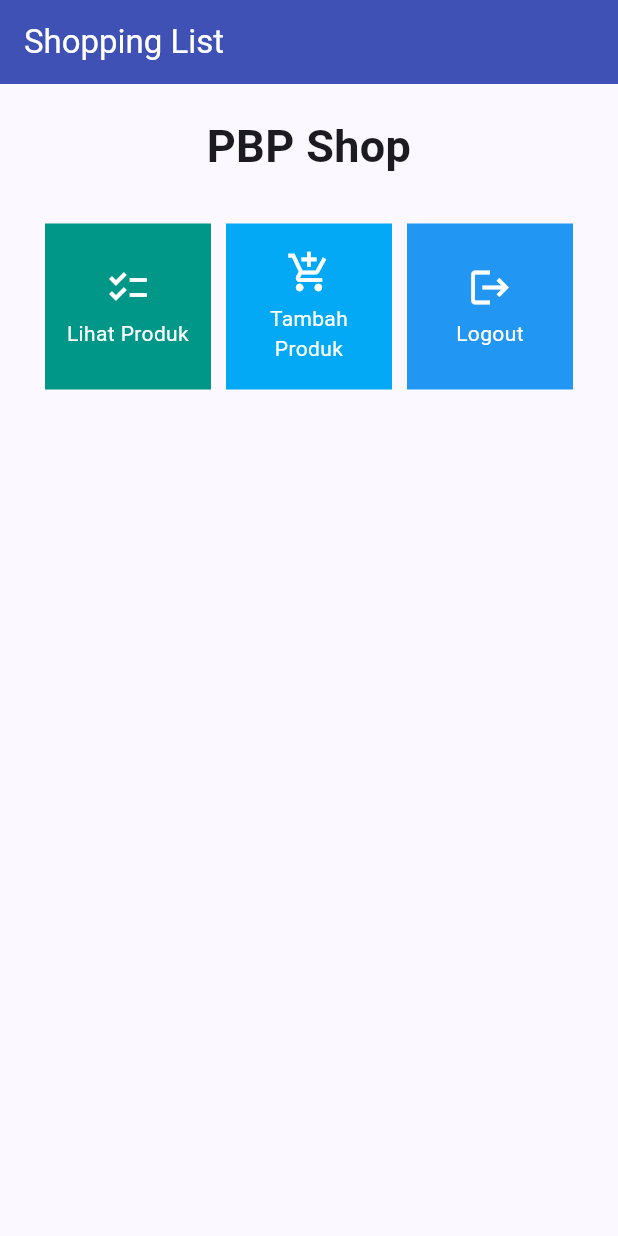
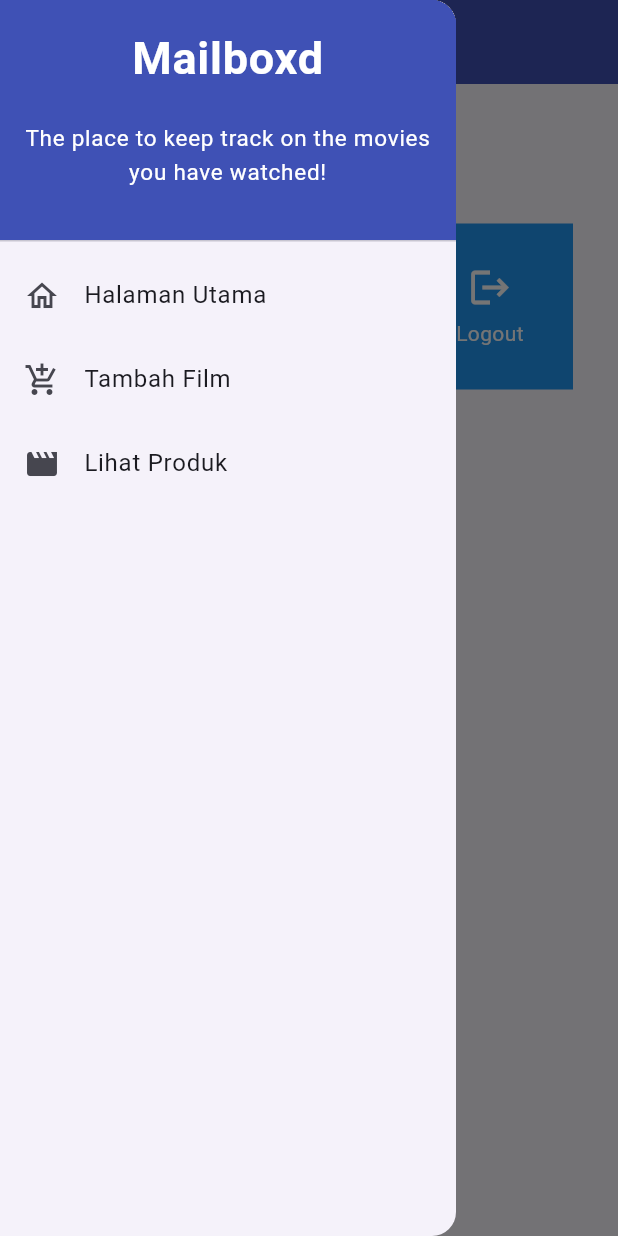
Before and after one commit to RizvanuSN/Mailboxd, a Flutter app: the screen it shows after launch, with the side drawer open (before the commit the screen has no drawer), on a phone screen of 412 x 824 dp. Run offline on Flutter 3.47's test engine with Material 2 defaults, Android fonts, the phone set to English and light mode, and no system bars.

Commit message:
kode tugas 8

```diff
--- a/lib/menu.dart
+++ b/lib/screens/menu.dart
@@ -1,62 +1,11 @@
 import 'package:flutter/material.dart';
-
-class ShopItem {
-  final String name;
-  final IconData icon;
-  final Color color;
-
-  ShopItem(this.name, this.icon, this.color);
-}
-
-class ShopCard extends StatelessWidget {
-  final ShopItem item;
-
-  const ShopCard(this.item, {super.key}); // Constructor
-
-  @override
-  Widget build(BuildContext context) {
-    return Material(
-      color: item.color,
-      child: InkWell(
-        // Area responsive terhadap sentuhan
-        onTap: () {
-          // Memunculkan SnackBar ketika diklik
-          ScaffoldMessenger.of(context)
-            ..hideCurrentSnackBar()
-            ..showSnackBar(SnackBar(
-                content: Text("Kamu telah menekan tombol ${item.name}!")));
-        },
-        child: Container(
-          // Container untuk menyimpan Icon dan Text
-          padding: const EdgeInsets.all(8),
-          child: Center(
-            child: Column(
-              mainAxisAlignment: MainAxisAlignment.center,
-              children: [
-                Icon(
-                  item.icon,
-                  color: Colors.white,
-                  size: 30.0,
-                ),
-                const Padding(padding: EdgeInsets.all(3)),
-                Text(
-                  item.name,
-                  textAlign: TextAlign.center,
-                  style: const TextStyle(color: Colors.white),
-                ),
-              ],
-            ),
-          ),
-        ),
-      ),
-    );
-  }
-}
+import 'package:mailboxd/widgets/left_drawer.dart';
+import 'package:mailboxd/widgets/shop_card.dart';
 
 class MyHomePage extends StatelessWidget {
   MyHomePage({Key? key}) : super(key: key);
   final List<ShopItem> items = [
-    ShopItem("Lihat Produk", Icons.checklist, Colors.teal),
+    ShopItem("Lihat Produk", Icons.movie, Colors.teal),
     ShopItem("Tambah Produk", Icons.add_shopping_cart, Colors.lightBlue),
     ShopItem("Logout", Icons.logout, Colors.blue),
   ];
@@ -66,11 +15,13 @@
     return Scaffold(
       appBar: AppBar(
         title: const Text(
-          'Shopping List',
+          'Mailboxd',
         ),
         backgroundColor: Colors.indigo,
         foregroundColor: Colors.white,
       ),
+      // Masukkan drawer sebagai parameter nilai drawer dari widget Scaffold
+      drawer: const LeftDrawer(),
       body: SingleChildScrollView(
         // Widget wrapper yang dapat discroll
         child: Padding(
@@ -82,7 +33,7 @@
                 padding: EdgeInsets.only(top: 10.0, bottom: 10.0),
                 // Widget Text untuk menampilkan tulisan dengan alignment center dan style yang sesuai
                 child: Text(
-                  'PBP Shop', // Text yang menandakan toko
+                  'Mailboxd', // Text yang menandakan toko
                   textAlign: TextAlign.center,
                   style: TextStyle(
                     fontSize: 30,
--- /dev/null
+++ b/lib/widgets/left_drawer.dart
@@ -0,0 +1,83 @@
+import 'package:flutter/material.dart';
+import 'package:flutter/material.dart';
+import 'package:mailboxd/screens/menu.dart';
+import '../screens/shoplist_form.dart';
+import '../screens/see_film.dart';
+
+class LeftDrawer extends StatelessWidget {
+  const LeftDrawer({super.key});
+
+  @override
+  Widget build(BuildContext context) {
+    return Drawer(
+      child: ListView(
+        children: [
+          const DrawerHeader(
+            decoration: BoxDecoration(
+              color: Colors.indigo,
+            ),
+            child: Column(
+              children: [
+                Text(
+                  'Mailboxd',
+                  textAlign: TextAlign.center,
+                  style: TextStyle(
+                    fontSize: 30,
+                    fontWeight: FontWeight.bold,
+                    color: Colors.white,
+                  ),
+                ),
+                Padding(padding: EdgeInsets.all(10)),
+                Text(
+                  "The place to keep track on the movies you have watched!",
+                  textAlign: TextAlign.center, // Align text to center
+                  style: TextStyle(
+                    fontSize: 15, // Set font size to 15
+                    color: Colors.white, // Set text color to white
+                    fontWeight: FontWeight.normal, // Set font weight to normal
+                  ),
+                ),
+              ],
+            ),
+          ),
+          ListTile(
+            leading: const Icon(Icons.home_outlined),
+            title: const Text('Halaman Utama'),
+            // Bagian redirection ke MyHomePage
+            onTap: () {
+              Navigator.pushReplacement(
+                  context,
+                  MaterialPageRoute(
+                    builder: (context) => MyHomePage(),
+                  ));
+            },
+          ),
+          ListTile(
+            leading: const Icon(Icons.add_shopping_cart),
+            title: const Text('Tambah Film'),
+            // Bagian redirection ke ShopFormPage
+            onTap: () {
+              Navigator.push(
+                  context,
+                  MaterialPageRoute(
+                    builder: (context) => ShopFormPage(),
+                  ));
+            },
+          ),
+          ListTile(
+            leading: const Icon(Icons.movie),
+            title: const Text('Lihat Produk'),
+            onTap: () {
+              Navigator.push(
+                context,
+                MaterialPageRoute(
+                    builder: (context) =>
+                        ProductListPage(products: productList)),
+              );
+            },
+          ),
+        ],
+      ),
+    );
+  }
+}
--- /dev/null
+++ b/lib/widgets/shop_card.dart
@@ -0,0 +1,73 @@
+import 'package:flutter/material.dart';
+import '../screens/shoplist_form.dart';
+import '../screens/see_film.dart';
+
+class ShopItem {
+  final String name;
+  final IconData icon;
+  final Color color;
+
+  ShopItem(this.name, this.icon, this.color);
+}
+
+class ShopCard extends StatelessWidget {
+  final ShopItem item;
+
+  const ShopCard(this.item, {super.key}); // Constructor
+
+  @override
+  Widget build(BuildContext context) {
+    return Material(
+      color: item.color,
+      child: InkWell(
+        // Area responsive terhadap sentuhan
+        onTap: () {
+          // Memunculkan SnackBar ketika diklik
+          ScaffoldMessenger.of(context)
+            ..hideCurrentSnackBar()
+            ..showSnackBar(SnackBar(
+                content: Text("Kamu telah menekan tombol ${item.name}!")));
+
+          // Navigate ke route yang sesuai (tergantung jenis tombol)
+          if (item.name == "Tambah Produk") {
+            Navigator.push(
+                context,
+                MaterialPageRoute(
+                  builder: (context) => ShopFormPage(),
+                ));
+          }
+
+          if (item.name == "Lihat Produk") {
+            Navigator.push(
+              context,
+              MaterialPageRoute(
+                  builder: (context) => ProductListPage(products: productList)),
+            );
+          }
+        },
+        child: Container(
+          // Container untuk menyimpan Icon dan Text
+          padding: const EdgeInsets.all(8),
+          child: Center(
+            child: Column(
+              mainAxisAlignment: MainAxisAlignment.center,
+              children: [
+                Icon(
+                  item.icon,
+                  color: Colors.white,
+                  size: 30.0,
+                ),
+                const Padding(padding: EdgeInsets.all(3)),
+                Text(
+                  item.name,
+                  textAlign: TextAlign.center,
+                  style: const TextStyle(color: Colors.white),
+                ),
+              ],
+            ),
+          ),
+        ),
+      ),
+    );
+  }
+}
```
Also changed, not shown: lib/main.dart (+1 -16 lines), lib/models/product.dart (added, +7 -0 lines), lib/screens/see_film.dart (added, +28 -0 lines), lib/screens/shoplist_form.dart (added, +172 -0 lines), 1 other file.
